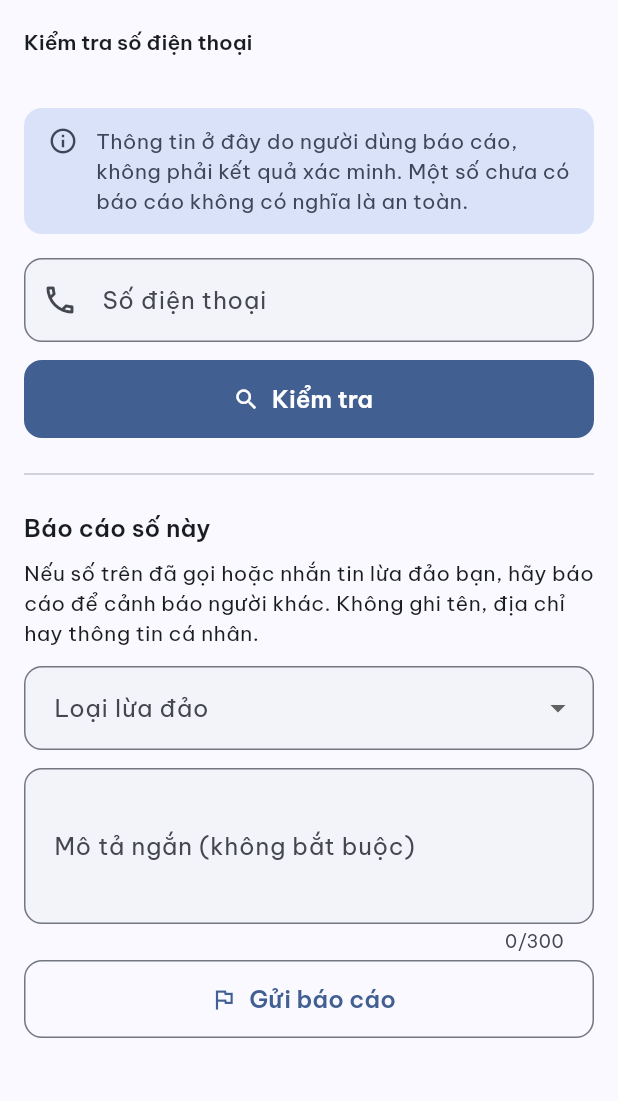
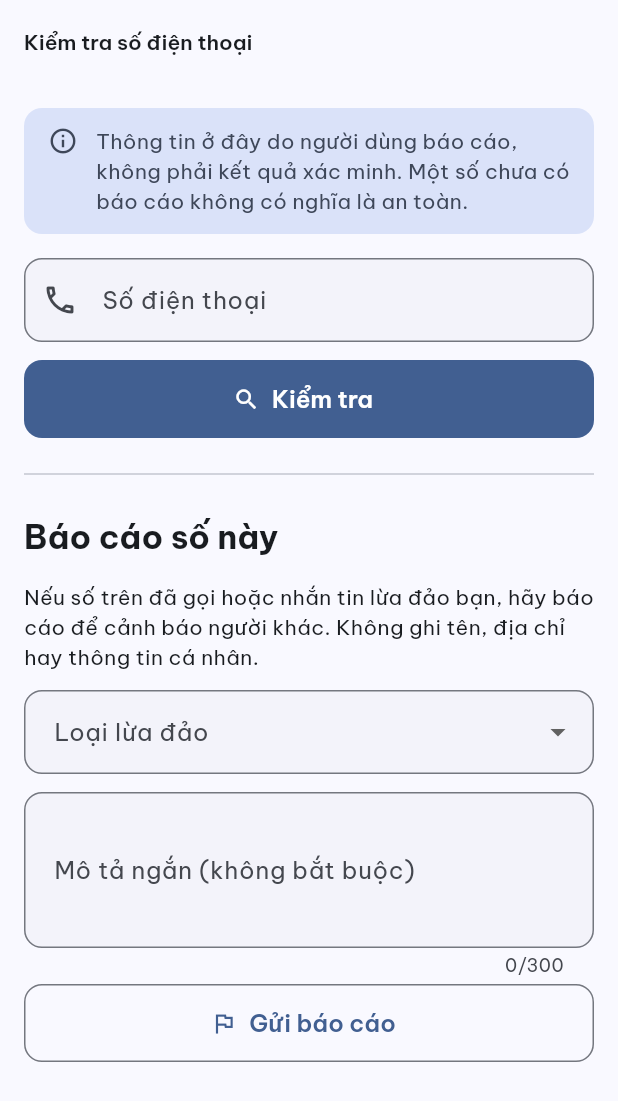
Before and after one commit to phuvo1304-alt/an-toan, a Flutter app: the PhoneCheckerScreen screen opened by its route, on a phone screen of 412 x 824 dp. Shown: the top 1101 px of the screen. Run offline on Flutter 3.47's test engine with Material 3 defaults, Android fonts, the phone set to English and light mode, and no system bars; our stand-ins replace flutter_riverpod, go_router, image_picker, shared_preferences, speech_to_text; accounts and stored records are empty.

Commit message:
Make every SectionTitle bigger, bolder, and more spaced out
One change to the shared widget, not per-section hacks: titleMedium -> titleLarge,
fontWeight forced to w700 (titleLarge's own theme weight is w600, not
unambiguously bold), and padding from "bottom: sm" to "top: xs, bottom: md"
so every heading reads as a clear section break instead of slightly-bigger
inline text. Ripples to every section heading in the app (Result screen,
Settings, Phone Checker) by design.

Stays well under the risk banner's own weight (headlineSmall/Medium at
w700-w800 on a full-bleed colored fill) -- section headings organize
content, they don't compete with the hero.

No existing test asserted SectionTitle's old exact style, so nothing needed
updating there. Re-ran text_scale_widget_test.dart specifically (it exists
to catch overflow at the worst-case combined text scale on the longest
Result screen content) -- still no overflow.

flutter test: 152/152 -> 152/152 passed, no regressions.

Co-Authored-By: Claude Sonnet 5 <noreply@anthropic.com>

```diff
--- a/lib/app/widgets.dart
+++ b/lib/app/widgets.dart
@@ -95,6 +95,10 @@ class ButtonSpinner extends StatelessWidget {
 }
 
 /// Section heading used inside screens ("Red flags", "Report this number"...).
+/// Bigger and bolder than body text on purpose -- every section heading in
+/// the app should read as a clear break, never as skippable inline text.
+/// Still well below the risk banner's own weight (CLAUDE.md section 7/8):
+/// headings organize content, they don't compete with the hero.
 class SectionTitle extends StatelessWidget {
   final String text;
   const SectionTitle(this.text, {super.key});
@@ -102,8 +106,14 @@ class SectionTitle extends StatelessWidget {
   @override
   Widget build(BuildContext context) {
     return Padding(
-      padding: const EdgeInsets.only(bottom: AppSpace.sm),
-      child: Text(text, style: Theme.of(context).textTheme.titleMedium),
+      padding: const EdgeInsets.only(top: AppSpace.xs, bottom: AppSpace.md),
+      child: Text(
+        text,
+        style: Theme.of(context)
+            .textTheme
+            .titleLarge
+            ?.copyWith(fontWeight: FontWeight.w700),
+      ),
     );
   }
 }
```
